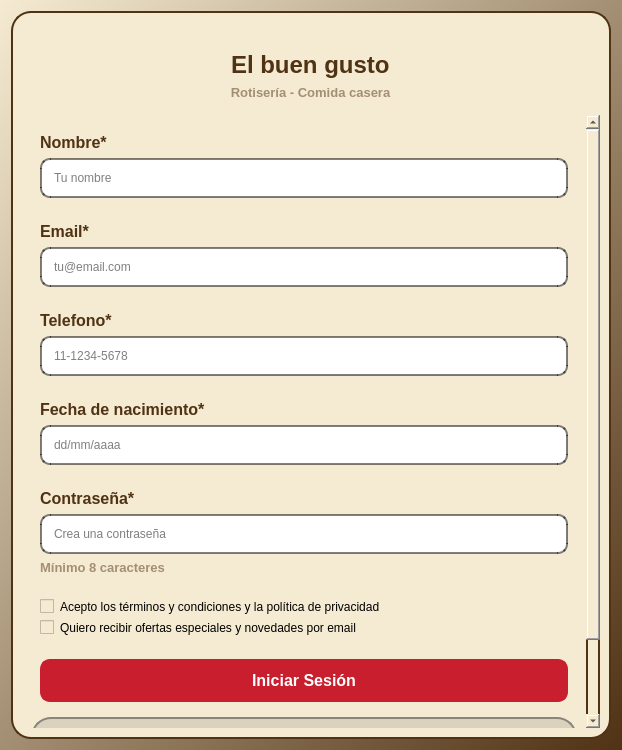
First picture: the form in movil/sign_up.ui, repository Bruno-DarkSouler/APP_ElBuenGusto, before the edit.
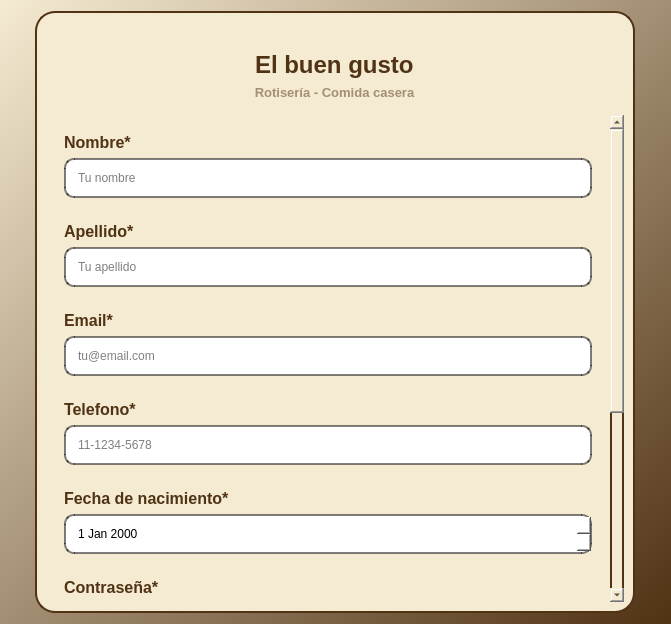
Second picture: the form after the edit. Icons and pictures are not drawn.

Patch:
```diff
--- a/movil/sign_up.ui
+++ b/movil/sign_up.ui
@@ -6,8 +6,8 @@
    <rect>
     <x>0</x>
     <y>0</y>
-    <width>618</width>
-    <height>750</height>
+    <width>671</width>
+    <height>624</height>
    </rect>
   </property>
   <property name="windowTitle">
@@ -161,9 +161,9 @@
          <property name="geometry">
           <rect>
            <x>0</x>
-           <y>0</y>
+           <y>-292</y>
            <width>561</width>
-           <height>697</height>
+           <height>782</height>
           </rect>
          </property>
          <layout class="QVBoxLayout" name="verticalLayout_11">
@@ -228,6 +228,53 @@
             </layout>
            </widget>
           </item>
+          <item>
+           <widget class="QFrame" name="frame_3">
+            <property name="frameShape">
+             <enum>QFrame::Shape::StyledPanel</enum>
+            </property>
+            <property name="frameShadow">
+             <enum>QFrame::Shadow::Raised</enum>
+            </property>
+            <layout class="QVBoxLayout" name="verticalLayout_12">
+             <item>
+              <widget class="QLabel" name="label_9">
+               <property name="font">
+                <font>
+                 <family>Arial</family>
+                 <pointsize>12</pointsize>
+                 <bold>true</bold>
+                </font>
+               </property>
+               <property name="styleSheet">
+                <string notr="true">color: rgb(80,50,20);
+</string>
+               </property>
+               <property name="text">
+                <string>Apellido*</string>
+               </property>
+              </widget>
+             </item>
+             <item>
+              <widget class="QLineEdit" name="lineEdit_apellido">
+               <property name="styleSheet">
+                <string notr="true">background-color: rgb(255, 255, 255);
+border: 2 solid rgba(0, 0, 0,0.50);
+border-radius: 20;
+border-radius: 10;
+padding: 10;</string>
+               </property>
+               <property name="text">
+                <string/>
+               </property>
+               <property name="placeholderText">
+                <string>Tu apellido</string>
+               </property>
+              </widget>
+             </item>
+            </layout>
+           </widget>
+          </item>
           <item>
            <widget class="QFrame" name="frame_6">
             <property name="styleSheet">
@@ -332,7 +379,6 @@
                <property name="styleSheet">
                 <string notr="true">background-color: rgb(255, 255, 255);
 border: 2 solid rgba(0, 0, 0,0.50);
-border-radius: 20;
 border-radius: 10;
 padding: 10;</string>
                </property>
@@ -340,7 +386,7 @@
                 <string/>
                </property>
                <property name="echoMode">
-                <enum>QLineEdit::EchoMode::NoEcho</enum>
+                <enum>QLineEdit::EchoMode::Normal</enum>
                </property>
                <property name="placeholderText">
                 <string>11-1234-5678</string>
@@ -389,23 +435,13 @@
               </widget>
              </item>
              <item>
-              <widget class="QLineEdit" name="lineEdit_4">
+              <widget class="QDateEdit" name="dateEdit_fecha_nacimiento">
                <property name="styleSheet">
                 <string notr="true">background-color: rgb(255, 255, 255);
 border: 2 solid rgba(0, 0, 0,0.50);
-border-radius: 20;
 border-radius: 10;
 padding: 10;</string>
                </property>
-               <property name="text">
-                <string/>
-               </property>
-               <property name="echoMode">
-                <enum>QLineEdit::EchoMode::Normal</enum>
-               </property>
-               <property name="placeholderText">
-                <string>dd/mm/aaaa</string>
-               </property>
               </widget>
              </item>
             </layout>
@@ -559,11 +595,20 @@
                 <cursorShape>PointingHandCursor</cursorShape>
                </property>
                <property name="styleSheet">
-                <string notr="true">background-color: rgb(200, 30, 45);
-color: rgb(255,255,255);
-border: 2 solid rgb(200, 30, 45);
-border-radius: 10;
-padding: 10;</string>
+                <string notr="true">QPushButton {
+	background-color: rgb(200, 30, 45);
+	color: rgb(255,255,255);
+	border-radius: 10;
+	padding: 10;
+}
+QPushButton:hover {
+    background-color: rgb(171,17,27);
+	color: rgb(255,255,255);
+	box-shadow: 0 100 200 rgba(0, 0, 0, 0.3);
+}
+QPushButton:pressed {
+    background-color: rgb(124,10,25);
+}</string>
                </property>
                <property name="text">
                 <string>Iniciar Sesión</string>
```
Left out of the diff: 20 changed lines with no effect on the pictures.
